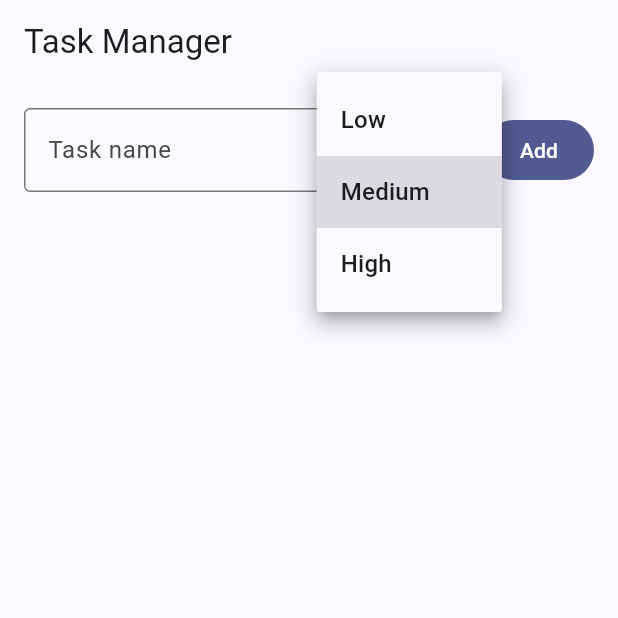
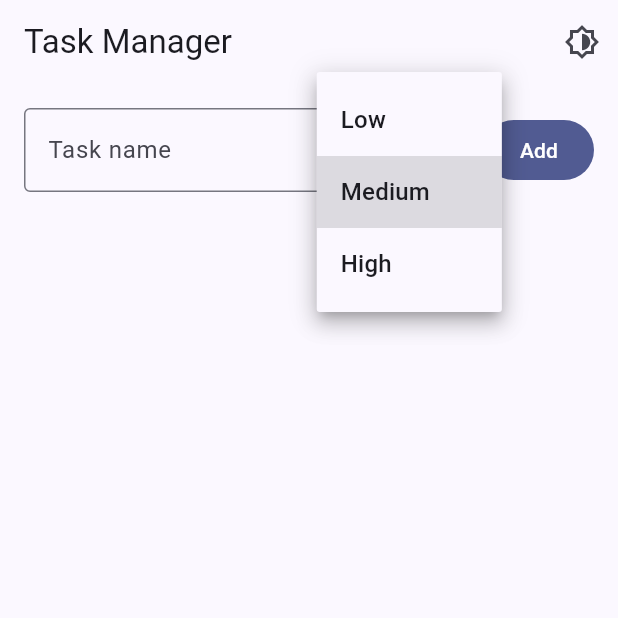
Before and after one commit to sannzay/cw3_mad, a Flutter app: the screen it shows after launch, after a tap on "Medium", on a phone screen of 412 x 824 dp, the top half of it. Run offline on Flutter 3.47's test engine with Material 3 defaults, Android fonts, the phone set to English and light mode, and no system bars; our stand-ins replace shared_preferences.

Commit message:
feat: Stage 6 add light/dark theme toggle with persistence

```diff
--- a/lib/main.dart
+++ b/lib/main.dart
@@ -43,20 +43,60 @@
       );
 }
 
-class TaskApp extends StatelessWidget {
+class TaskApp extends StatefulWidget {
   const TaskApp({super.key});
+  @override
+  State<TaskApp> createState() => _TaskAppState();
+}
+
+class _TaskAppState extends State<TaskApp> {
+  ThemeMode _mode = ThemeMode.system;
+  static const _prefsKeyTheme = 'theme_mode';
+
+  @override
+  void initState() {
+    super.initState();
+    _loadTheme();
+  }
+
+  Future<void> _loadTheme() async {
+    final prefs = await SharedPreferences.getInstance();
+    final modeStr = prefs.getString(_prefsKeyTheme);
+    setState(() {
+      _mode = switch (modeStr) {
+        'dark' => ThemeMode.dark,
+        'light' => ThemeMode.light,
+        _ => ThemeMode.system,
+      };
+    });
+  }
+
+  Future<void> _setTheme(ThemeMode mode) async {
+    final prefs = await SharedPreferences.getInstance();
+    await prefs.setString(_prefsKeyTheme, switch (mode) {
+      ThemeMode.dark => 'dark',
+      ThemeMode.light => 'light',
+      ThemeMode.system => 'system',
+    });
+    setState(() => _mode = mode);
+  }
+
   @override
   Widget build(BuildContext context) {
     return MaterialApp(
       title: 'Task Manager',
-      theme: ThemeData(useMaterial3: true, colorSchemeSeed: Colors.indigo),
-      home: const TaskListScreen(),
+      themeMode: _mode,
+      theme: ThemeData(useMaterial3: true, colorSchemeSeed: Colors.indigo, brightness: Brightness.light),
+      darkTheme: ThemeData(useMaterial3: true, colorSchemeSeed: Colors.indigo, brightness: Brightness.dark),
+      home: TaskListScreen(onThemeChanged: _setTheme, currentMode: _mode),
     );
   }
 }
 
 class TaskListScreen extends StatefulWidget {
-  const TaskListScreen({super.key});
+  final ValueChanged<ThemeMode> onThemeChanged;
+  final ThemeMode currentMode;
+  const TaskListScreen({super.key, required this.onThemeChanged, required this.currentMode});
 
   @override
   State<TaskListScreen> createState() => _TaskListScreenState();
@@ -136,7 +176,22 @@
   @override
   Widget build(BuildContext context) {
     return Scaffold(
-      appBar: AppBar(title: const Text('Task Manager')),
+      appBar: AppBar(
+        title: const Text('Task Manager'),
+        actions: [
+          PopupMenuButton<ThemeMode>(
+            initialValue: widget.currentMode,
+            onSelected: widget.onThemeChanged,
+            itemBuilder: (context) => const [
+              PopupMenuItem(value: ThemeMode.light, child: Text('Light')),
+              PopupMenuItem(value: ThemeMode.dark, child: Text('Dark')),
+              PopupMenuItem(value: ThemeMode.system, child: Text('System')),
+            ],
+            icon: const Icon(Icons.brightness_6_outlined),
+            tooltip: 'Theme',
+          ),
+        ],
+      ),
       body: Padding(
         padding: const EdgeInsets.all(16),
         child: Column(
```
